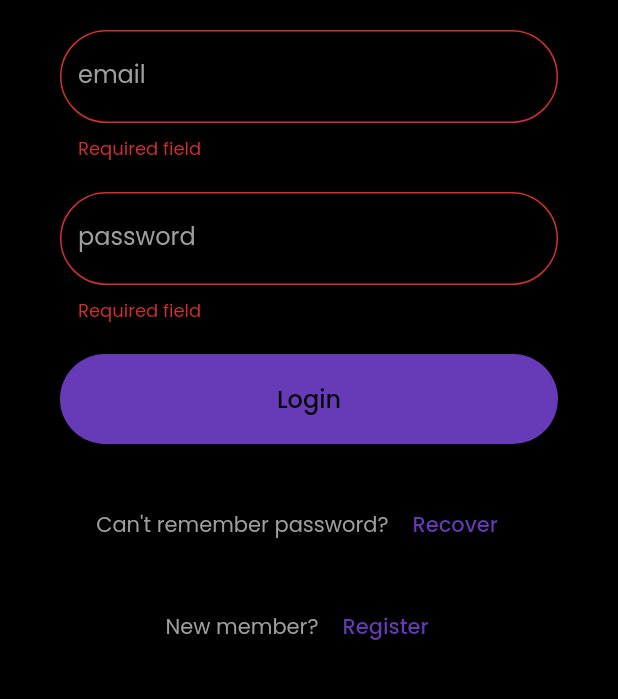
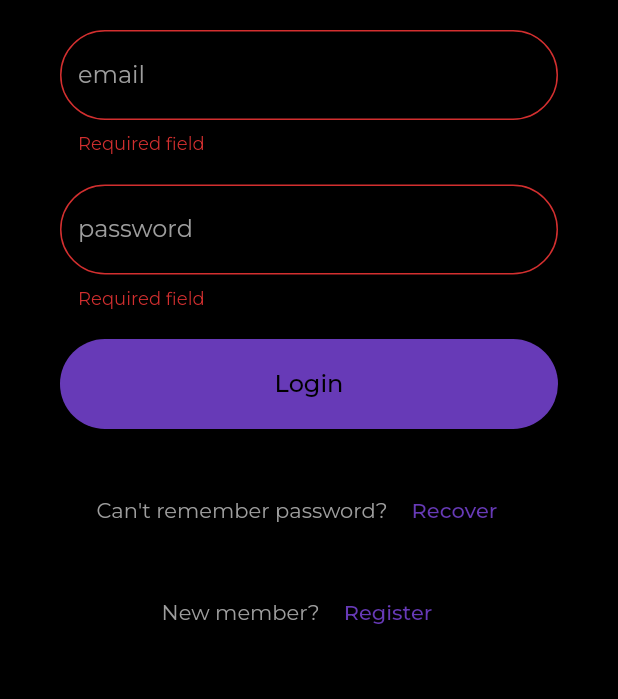
Before and after one commit to LucasPitol/waste, a Flutter app: the screen it shows after launch, after a tap on "Login", on a phone screen of 412 x 824 dp, the part 225-924 px from its top. Run offline on Flutter 3.47's test engine with Material 2 defaults, Android fonts, the light colour scheme and no system bars; our stand-ins replace cloud_firestore, fl_chart, flutter_masked_text, flutter_multi_formatter, flutter_phoenix, google_fonts and 3 more; missing offline and left inert: fab_circular_menu, mailer2; accounts and stored records are empty.

Commit message:
https://app.clubhouse.io/pitol/story/374/estilo tarefas 1 e 3: DONE

```diff
--- a/waste_app/lib/main.dart
+++ b/waste_app/lib/main.dart
@@ -38,7 +38,6 @@ class _MyAppState extends State<MyApp> {
         AuthService.currentUser.language == 'auto') {
       var languageCode = ui.window.locale.languageCode;
 
-      print(languageCode);
       if (languageCode != 'pt') {
         AuthService.currentUser.language = 'en';
       } else {
--- a/waste_app/lib/main_component.dart
+++ b/waste_app/lib/main_component.dart
@@ -92,7 +92,7 @@ class _MainComponentState extends State<MainComponent> {
   @override
   Widget build(BuildContext context) {
     return Scaffold(
-      resizeToAvoidBottomPadding: true,
+      resizeToAvoidBottomInset: true,
       body: Stack(
         children: [
           Container(
--- a/waste_app/lib/pages/edit_spend/edit_spend_component.dart
+++ b/waste_app/lib/pages/edit_spend/edit_spend_component.dart
@@ -242,7 +242,7 @@ class _EditSpendComponenState extends State<EditSpendComponent> {
     ));
     return Scaffold(
       backgroundColor: Styles.mainBackgroundColor,
-      resizeToAvoidBottomPadding: true,
+      resizeToAvoidBottomInset: true,
       body: SafeArea(
         child: Stack(
           children: <Widget>[
--- a/waste_app/lib/pages/home/home_conponent.dart
+++ b/waste_app/lib/pages/home/home_conponent.dart
@@ -575,7 +575,7 @@ class HomeComponentState extends State<HomeComponent> {
   Widget build(BuildContext context) {
     return Scaffold(
       backgroundColor: Styles.mainBackgroundColor,
-      resizeToAvoidBottomPadding: true,
+      resizeToAvoidBottomInset: true,
       body: SafeArea(
         child: SingleChildScrollView(
           child: Container(
--- a/waste_app/lib/pages/home/see_all_transactions_component.dart
+++ b/waste_app/lib/pages/home/see_all_transactions_component.dart
@@ -159,7 +159,7 @@ class _SeeAllTransactionsComponentState
 
     return Scaffold(
       backgroundColor: Styles.mainBackgroundColor,
-      resizeToAvoidBottomPadding: true,
+      resizeToAvoidBottomInset: true,
       body: SafeArea(
         child: SingleChildScrollView(
           child: Container(
--- a/waste_app/lib/pages/home/settings_component.dart
+++ b/waste_app/lib/pages/home/settings_component.dart
@@ -174,7 +174,7 @@ class _SettingsComponentState extends State<SettingsComponent> {
 
     return Scaffold(
       backgroundColor: Styles.mainBackgroundColor,
-      resizeToAvoidBottomPadding: true,
+      resizeToAvoidBottomInset: true,
       body: SafeArea(
         child: SingleChildScrollView(
           child: Container(
--- a/waste_app/lib/pages/login/login_component.dart
+++ b/waste_app/lib/pages/login/login_component.dart
@@ -11,7 +11,7 @@ import 'new_member_component.dart';
 import 'reset_password_component.dart';
 
 class LoginComponent extends StatefulWidget {
-  Function selectHandler;
+  final Function selectHandler;
 
   LoginComponent(this.selectHandler);
 
--- a/waste_app/lib/pages/new_revenue/new_revenue_component.dart
+++ b/waste_app/lib/pages/new_revenue/new_revenue_component.dart
@@ -102,7 +102,7 @@ class _NewRevenueComponenState extends State<NewRevenueComponent> {
     ));
     return Scaffold(
       backgroundColor: Styles.mainBackgroundColor,
-      resizeToAvoidBottomPadding: true,
+      resizeToAvoidBottomInset: true,
       body: SafeArea(
         child: Stack(
           children: [
--- a/waste_app/lib/pages/new_spend/new_spend_component.dart
+++ b/waste_app/lib/pages/new_spend/new_spend_component.dart
@@ -182,7 +182,7 @@ class _NewSpendComponenState extends State<NewSpendComponent> {
     ));
     return Scaffold(
       backgroundColor: Styles.mainBackgroundColor,
-      resizeToAvoidBottomPadding: true,
+      resizeToAvoidBottomInset: true,
       body: SafeArea(
         child: Stack(
           children: <Widget>[
--- a/waste_app/lib/pages/new_wallet_member/new_wallet_member_component.dart
+++ b/waste_app/lib/pages/new_wallet_member/new_wallet_member_component.dart
@@ -167,7 +167,7 @@ class _NewWalletMemberComponentComponenState
   Widget build(BuildContext context) {
     return Scaffold(
       backgroundColor: Styles.mainBackgroundColor,
-      resizeToAvoidBottomPadding: true,
+      resizeToAvoidBottomInset: true,
       body: SafeArea(
         child: SingleChildScrollView(
           child: Stack(
--- a/waste_app/lib/pages/overview/overview_component.dart
+++ b/waste_app/lib/pages/overview/overview_component.dart
@@ -124,7 +124,7 @@ class OverviewComponentState extends State<OverviewComponent> {
   Widget build(BuildContext context) {
     return Scaffold(
       backgroundColor: Styles.mainBackgroundColor,
-      resizeToAvoidBottomPadding: true,
+      resizeToAvoidBottomInset: true,
       body: SafeArea(
         child: SingleChildScrollView(
           child: loading
--- a/waste_app/lib/pages/profits/profits_component.dart
+++ b/waste_app/lib/pages/profits/profits_component.dart
@@ -235,7 +235,7 @@ class ProfitsComponentState extends State<ProfitsComponent> {
   Widget build(BuildContext context) {
     return Scaffold(
       backgroundColor: Styles.mainBackgroundColor,
-      resizeToAvoidBottomPadding: true,
+      resizeToAvoidBottomInset: true,
       body: SafeArea(
         child: SingleChildScrollView(
           child: Container(
--- a/waste_app/lib/pages/spends/spends.dart
+++ b/waste_app/lib/pages/spends/spends.dart
@@ -294,7 +294,7 @@ class SpendsComponentState extends State<SpendsComponent>
     ));
     return Scaffold(
       backgroundColor: Styles.mainBackgroundColor,
-      resizeToAvoidBottomPadding: true,
+      resizeToAvoidBottomInset: true,
       body: SafeArea(
         child: Stack(
           fit: StackFit.expand,
--- a/waste_app/lib/pages/spends/spends_list.dart
+++ b/waste_app/lib/pages/spends/spends_list.dart
@@ -78,7 +78,7 @@ class _SpendsListComponentState extends State<SpendsListComponent> {
   Widget build(BuildContext context) {
     return Scaffold(
       backgroundColor: Colors.transparent,
-      resizeToAvoidBottomPadding: true,
+      resizeToAvoidBottomInset: true,
       body: spends.isNotEmpty
           ? Column(
               children: <Widget>[
--- a/waste_app/lib/utils/styles.dart
+++ b/waste_app/lib/utils/styles.dart
@@ -5,11 +5,14 @@ class Styles {
   static Color mainBackgroundColor = Colors.black;
 
   static ThemeData mainTheme = ThemeData(
-    cursorColor: Colors.deepPurple,
-    primaryColor: Colors.deepPurple,
-    accentColor: Colors.deepPurple.shade900,
-    textSelectionHandleColor: Colors.deepPurple,
-    textTheme: GoogleFonts.poppinsTextTheme(),
+    textSelectionTheme: TextSelectionThemeData(
+      cursorColor: primaryColor,
+      selectionHandleColor: primaryColor,
+      selectionColor: primaryColor,
+    ),
+    primaryColor: primaryColor,
+    accentColor: darkColor,
+    textTheme: GoogleFonts.montserratTextTheme(),
     backgroundColor: mainBackgroundColor,
   );
 
@@ -21,8 +24,9 @@ class Styles {
 
   static Color primaryColor = Colors.deepPurple;
   static Color secondaryColor = Colors.deepPurple.shade300;
+  static Color darkColor = Colors.deepPurple.shade700;
 
-  static Color boxColor = Color(0xFFC8BDDB).withOpacity(0.1);
+  static Color boxColor = Color(0xFF171717);
 
   static TextStyle poppinsText = TextStyle(
       color: Colors.grey.shade100, fontWeight: FontWeight.w500, fontSize: 16);
--- a/waste_app/pubspec.yaml
+++ b/waste_app/pubspec.yaml
@@ -23,7 +23,7 @@ dependencies:
   firebase_auth: ^0.16.0
   rxdart: 0.20.0
   google_sign_in: ^4.4.3
-  intl: ^0.16.1
+  intl: ^0.17.0
   pie_chart: ^4.0.1
   flutter_multi_formatter: ^1.1.5
   google_fonts: ^1.0.0
```
Also changed, not shown: waste_app/pubspec.lock.
